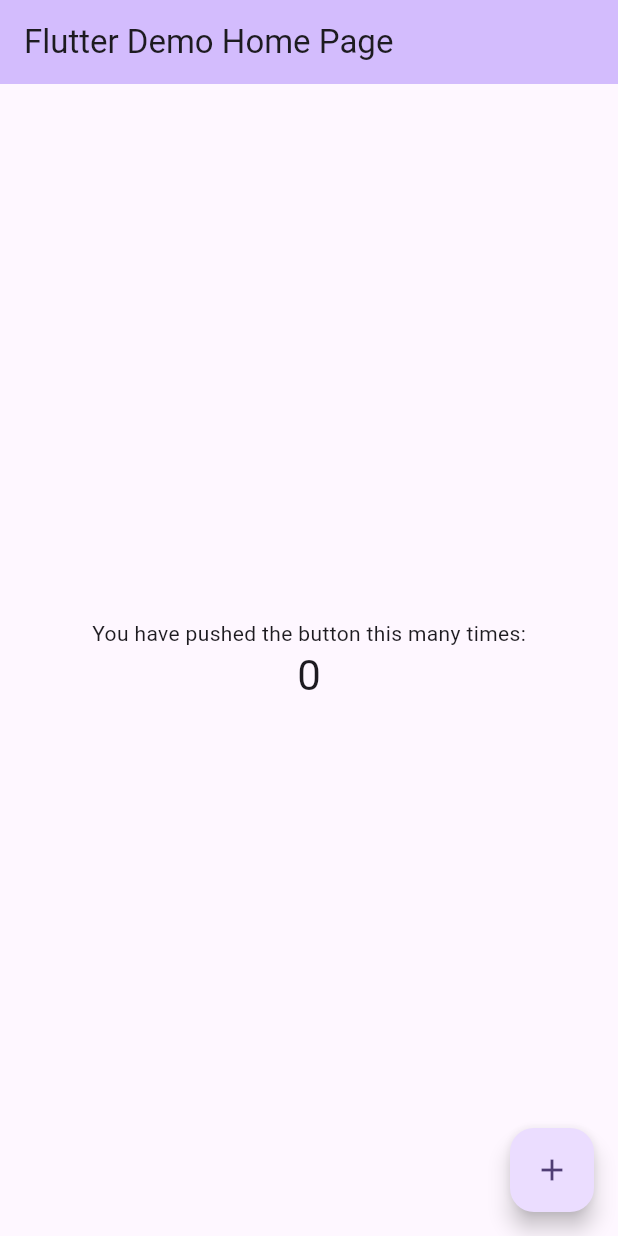
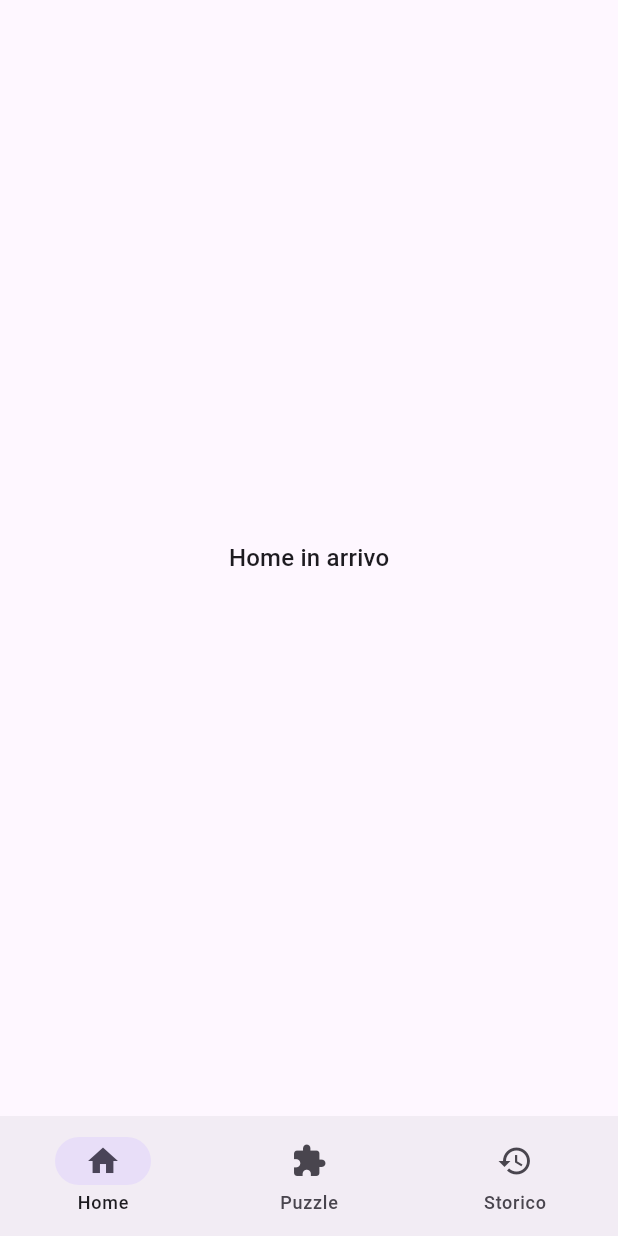
Before and after one commit to StoccheZ/arrocco-flutter, a Flutter app: the screen it shows after launch, on a phone screen of 412 x 824 dp. Run offline on Flutter 3.47's test engine with Material 3 defaults, Android fonts, the phone set to English and light mode, and no system bars; our stand-ins replace material_ui.

Commit message:
Struttura app flutter

```diff
--- /dev/null
+++ b/lib/app.dart
@@ -0,0 +1,30 @@
+import 'package:material_ui/material_ui.dart';
+
+import 'schermate/schermata_principale.dart';
+
+/// Viola del logo O-O-O, lo stesso dell'app Kotlin.
+const Color violaArrocco = Color(0xFF8B5CF6);
+
+/// Widget radice: tema chiaro e scuro (segue il sistema) e schermata iniziale.
+class ArroccoApp extends StatelessWidget {
+  const ArroccoApp({super.key});
+
+  @override
+  Widget build(BuildContext context) {
+    return MaterialApp(
+      title: 'Arrocco',
+      debugShowCheckedModeBanner: false,
+      theme: ThemeData(
+        colorScheme: ColorScheme.fromSeed(seedColor: violaArrocco),
+      ),
+      darkTheme: ThemeData(
+        colorScheme: ColorScheme.fromSeed(
+          seedColor: violaArrocco,
+          brightness: Brightness.dark,
+        ),
+      ),
+      themeMode: ThemeMode.system,
+      home: const SchermataPrincipale(),
+    );
+  }
+}
--- a/lib/main.dart
+++ b/lib/main.dart
@@ -1,122 +1,8 @@
 import 'package:material_ui/material_ui.dart';
 
+import 'app.dart';
+
+/// Punto di ingresso dell'app Flutter di Arrocco.
 void main() {
-  runApp(const MyApp());
+  runApp(const ArroccoApp());
 }
-
-class MyApp extends StatelessWidget {
-  const MyApp({super.key});
-
-  // This widget is the root of your application.
-  @override
-  Widget build(BuildContext context) {
-    return MaterialApp(
-      title: 'Flutter Demo',
-      theme: ThemeData(
-        // This is the theme of your application.
-        //
-        // TRY THIS: Try running your application with "flutter run". You'll see
-        // the application has a purple toolbar. Then, without quitting the app,
-        // try changing the seedColor in the colorScheme below to Colors.green
-        // and then invoke "hot reload" (save your changes or press the "hot
-        // reload" button in a Flutter-supported IDE, or press "r" if you used
-        // the command line to start the app).
-        //
-        // Notice that the counter didn't reset back to zero; the application
-        // state is not lost during the reload. To reset the state, use hot
-        // restart instead.
-        //
-        // This works for code too, not just values: Most code changes can be
-        // tested with just a hot reload.
-        colorScheme: .fromSeed(seedColor: Colors.deepPurple),
-      ),
-      home: const MyHomePage(title: 'Flutter Demo Home Page'),
-    );
-  }
-}
-
-class MyHomePage extends StatefulWidget {
-  const MyHomePage({super.key, required this.title});
-
-  // This widget is the home page of your application. It is stateful, meaning
-  // that it has a State object (defined below) that contains fields that affect
-  // how it looks.
-
-  // This class is the configuration for the state. It holds the values (in this
-  // case the title) provided by the parent (in this case the App widget) and
-  // used by the build method of the State. Fields in a Widget subclass are
-  // always marked "final".
-
-  final String title;
-
-  @override
-  State<MyHomePage> createState() => _MyHomePageState();
-}
-
-class _MyHomePageState extends State<MyHomePage> {
-  int _counter = 0;
-
-  void _incrementCounter() {
-    setState(() {
-      // This call to setState tells the Flutter framework that something has
-      // changed in this State, which causes it to rerun the build method below
-      // so that the display can reflect the updated values. If we changed
-      // _counter without calling setState(), then the build method would not be
-      // called again, and so nothing would appear to happen.
-      _counter++;
-    });
-  }
-
-  @override
-  Widget build(BuildContext context) {
-    // This method is rerun every time setState is called, for instance as done
-    // by the _incrementCounter method above.
-    //
-    // The Flutter framework has been optimized to make rerunning build methods
-    // fast, so that you can just rebuild anything that needs updating rather
-    // than having to individually change instances of widgets.
-    return Scaffold(
-      appBar: AppBar(
-        // TRY THIS: Try changing the color here to a specific color (to
-        // Colors.amber, perhaps?) and trigger a hot reload to see the AppBar
-        // change color while the other colors stay the same.
-        backgroundColor: Theme.of(context).colorScheme.inversePrimary,
-        // Here we take the value from the MyHomePage object that was created by
-        // the App.build method, and use it to set our appbar title.
-        title: Text(widget.title),
-      ),
-      body: Center(
-        // Center is a layout widget. It takes a single child and positions it
-        // in the middle of the parent.
-        child: Column(
-          // Column is also a layout widget. It takes a list of children and
-          // arranges them vertically. By default, it sizes itself to fit its
-          // children horizontally, and tries to be as tall as its parent.
-          //
-          // Column has various properties to control how it sizes itself and
-          // how it positions its children. Here we use mainAxisAlignment to
-          // center the children vertically; the main axis here is the vertical
-          // axis because Columns are vertical (the cross axis would be
-          // horizontal).
-          //
-          // TRY THIS: Invoke "debug painting" (choose the "Toggle Debug Paint"
-          // action in the IDE, or press "p" in the console), to see the
-          // wireframe for each widget.
-          mainAxisAlignment: .center,
-          children: [
-            const Text('You have pushed the button this many times:'),
-            Text(
-              '$_counter',
-              style: Theme.of(context).textTheme.headlineMedium,
-            ),
-          ],
-        ),
-      ),
-      floatingActionButton: FloatingActionButton(
-        onPressed: _incrementCounter,
-        tooltip: 'Increment',
-        child: const Icon(Icons.add),
-      ),
-    );
-  }
-}
--- /dev/null
+++ b/lib/schermate/schermata_principale.dart
@@ -0,0 +1,58 @@
+import 'package:material_ui/material_ui.dart';
+
+/// Schermata con la barra di navigazione in basso: Home, Puzzle e Storico.
+///
+/// È uno StatefulWidget perché deve ricordare la scheda selezionata.
+/// IndexedStack mantiene in vita tutte le schede, così cambiando scheda
+/// non si perde lo stato (ad esempio un puzzle a metà).
+class SchermataPrincipale extends StatefulWidget {
+  const SchermataPrincipale({super.key});
+
+  @override
+  State<SchermataPrincipale> createState() => _SchermataPrincipaleState();
+}
+
+class _SchermataPrincipaleState extends State<SchermataPrincipale> {
+  int _indice = 0;
+
+  static const List<Widget> _schede = [
+    _SchedaInArrivo(titolo: 'Home'),
+    _SchedaInArrivo(titolo: 'Puzzle del giorno'),
+    _SchedaInArrivo(titolo: 'Storico puzzle'),
+  ];
+
+  @override
+  Widget build(BuildContext context) {
+    return Scaffold(
+      body: SafeArea(
+        child: IndexedStack(index: _indice, children: _schede),
+      ),
+      bottomNavigationBar: NavigationBar(
+        selectedIndex: _indice,
+        onDestinationSelected: (nuovo) => setState(() => _indice = nuovo),
+        destinations: const [
+          NavigationDestination(icon: Icon(Icons.home), label: 'Home'),
+          NavigationDestination(icon: Icon(Icons.extension), label: 'Puzzle'),
+          NavigationDestination(icon: Icon(Icons.history), label: 'Storico'),
+        ],
+      ),
+    );
+  }
+}
+
+/// Segnaposto temporaneo, sostituito dalle schermate vere nei passi successivi.
+class _SchedaInArrivo extends StatelessWidget {
+  const _SchedaInArrivo({required this.titolo});
+
+  final String titolo;
+
+  @override
+  Widget build(BuildContext context) {
+    return Center(
+      child: Text(
+        '$titolo in arrivo',
+        style: Theme.of(context).textTheme.titleMedium,
+      ),
+    );
+  }
+}
--- a/pubspec.yaml
+++ b/pubspec.yaml
@@ -35,6 +35,9 @@ dependencies:
   # The following adds the Cupertino Icons font to your application.
   # Use with the CupertinoIcons class for iOS style icons.
   cupertino_icons: ^1.0.8
+  http: ^1.6.0
+  sqflite: ^2.4.6
+  path: ^1.9.1
 
 dev_dependencies:
   flutter_test:
```
Also changed, not shown: pubspec.lock, 6 other files.
